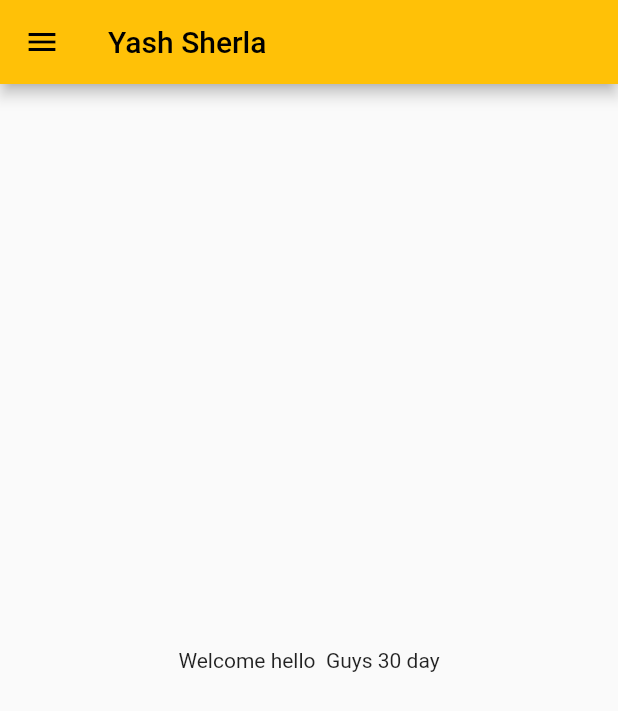
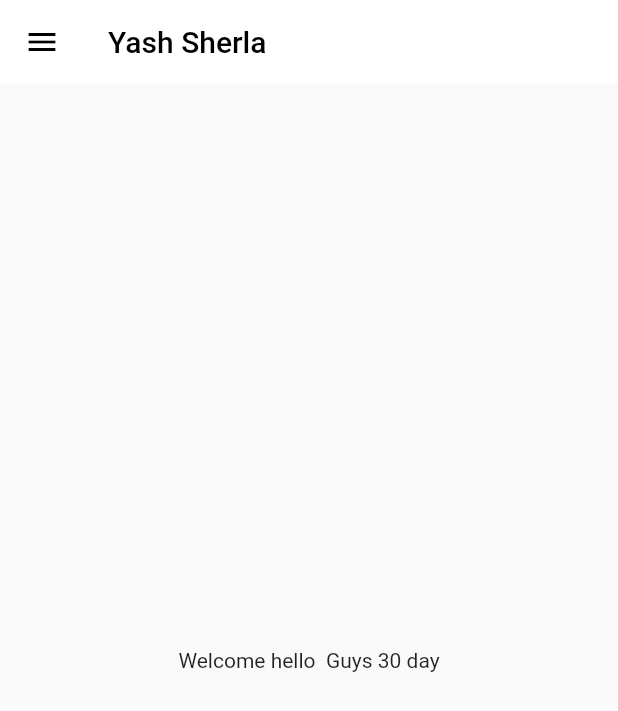
Before and after one commit to YashSherla/flutter, a Flutter app: the screen it shows after launch, on a phone screen of 412 x 824 dp. Shown: the top 711 px of the screen. Run offline on Flutter 3.47's test engine with Material 2 defaults, Android fonts, the phone set to English and light mode, and no system bars.

Commit message:
themes extracted

```diff
--- a/lib/main.dart
+++ b/lib/main.dart
@@ -1,5 +1,6 @@
 import 'package:flutter/material.dart';
 import 'package:flutter_application_1/utils/routes.dart';
+import 'package:flutter_application_1/widgets/themes.dart';
 import 'pages/home_page.dart';
 import 'pages/login.dart';
 
@@ -15,9 +16,9 @@ class MyApp extends StatelessWidget {
     return MaterialApp(
       // home: Homepage(),
       themeMode: ThemeMode.light,
-      theme: ThemeData(primarySwatch: Colors.amber),
+      theme: MyTheme.LTheme(context),
+      darkTheme: MyTheme.DTheme(context),
       debugShowCheckedModeBanner: false,
-      darkTheme: ThemeData(brightness: Brightness.dark),
       initialRoute: MyRoutes.homeroutes,
       routes: {
         "/": (context) => login(),
--- a/lib/pages/home_page.dart
+++ b/lib/pages/home_page.dart
@@ -1,6 +1,5 @@
 import 'package:flutter/material.dart';
 import 'package:flutter_application_1/widgets/drawer.dart';
-
 
 class Homepage extends StatelessWidget {
   final int day = 30;
--- /dev/null
+++ b/lib/widgets/themes.dart
@@ -0,0 +1,10 @@
+import 'package:flutter/material.dart';
+
+class MyTheme {
+  static ThemeData LTheme(BuildContext context) => ThemeData(
+      primarySwatch: Colors.amber,
+      appBarTheme: AppBarTheme(color: Colors.white, elevation: 0.0));
+
+  static ThemeData DTheme(BuildContext context) =>
+      ThemeData(brightness: Brightness.dark);
+}
```
